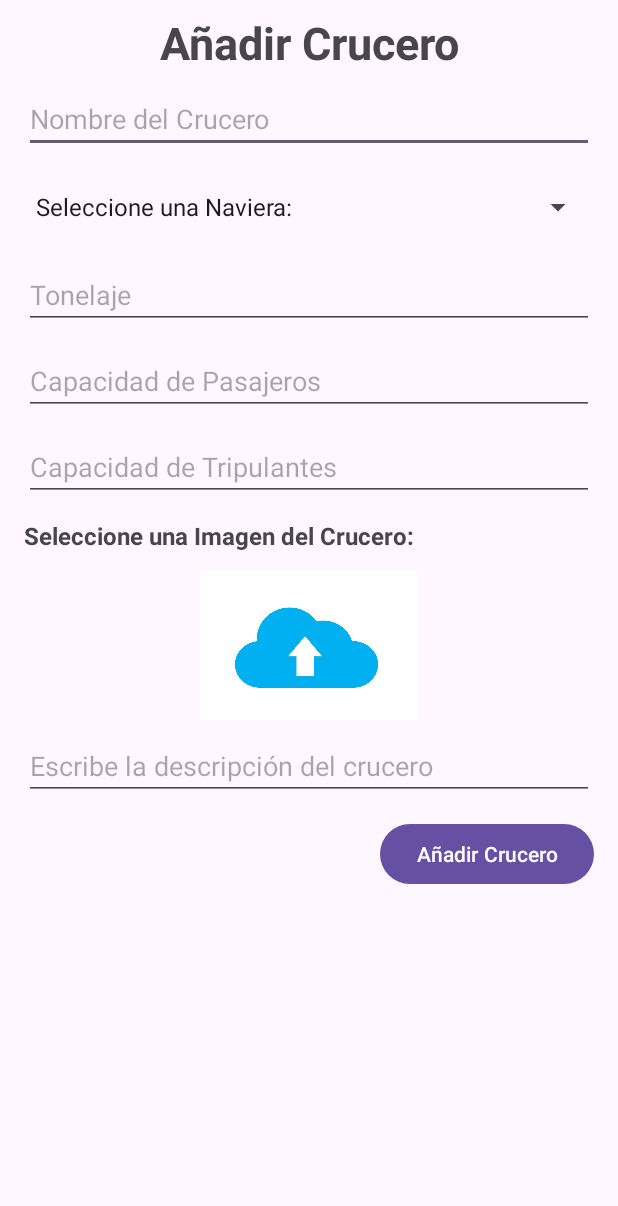
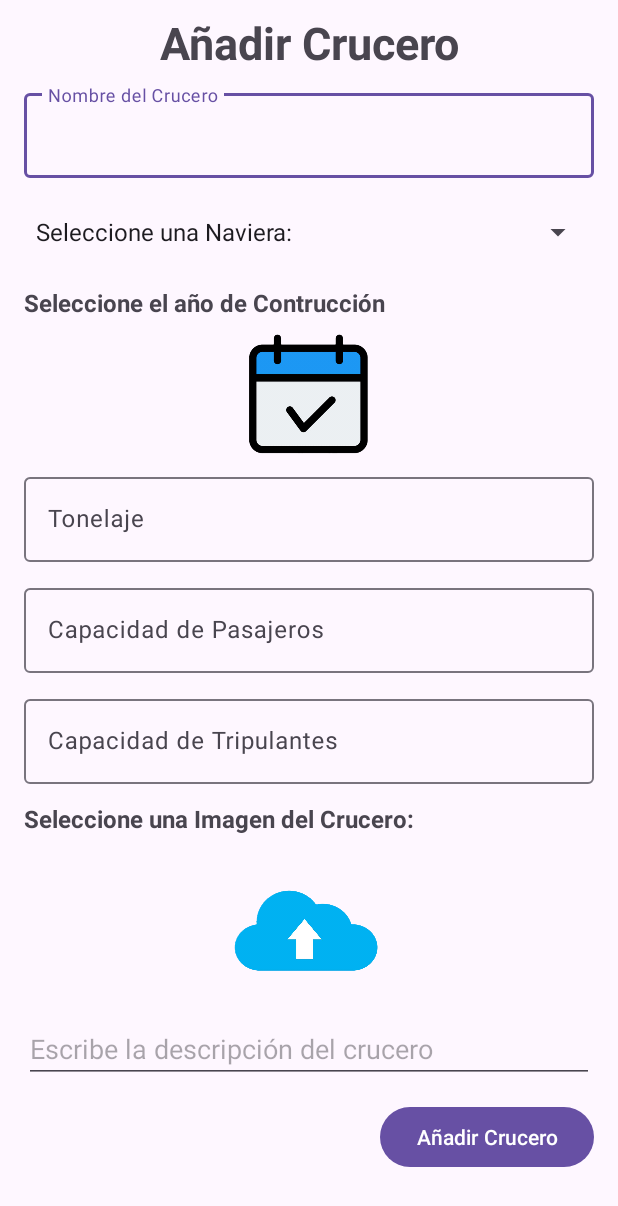
Before and after one commit to PabloMSS/Buscador_CRUD_Firebase_MVVM, an Android app: the AddCrucero screen opened directly, with no data from a screen before it, on a phone screen of 412 x 824 dp. Shown: the top 1206 px of the screen. Run offline under Robolectric (Android 15) with nearby library versions, the phone set to English and light mode, and no system bars; our stand-ins replace Firebase (no records; nobody signed in at launch, a user with empty details on screens opened directly).

Commit message:
Create Cruise Finish

```diff
--- a/app/src/main/java/com/example/buscador_cruceros/AddCrucero.kt
+++ b/app/src/main/java/com/example/buscador_cruceros/AddCrucero.kt
@@ -1,9 +1,13 @@
 package com.example.buscador_cruceros
 
+import android.annotation.SuppressLint
 import android.app.Activity
+import android.app.Dialog
 import android.content.Context
 import android.content.Intent
 import android.content.SharedPreferences
+import android.graphics.Color
+import android.graphics.Typeface
 import android.net.Uri
 import androidx.appcompat.app.AppCompatActivity
 import android.os.Bundle
@@ -14,12 +18,14 @@ import android.widget.ArrayAdapter
 import android.widget.Button
 import android.widget.EditText
 import android.widget.ImageView
+import android.widget.NumberPicker
 import android.widget.Spinner
 import android.widget.TextView
 import android.widget.Toast
 import androidx.activity.result.PickVisualMediaRequest
 import androidx.activity.result.contract.ActivityResultContracts
 import androidx.activity.result.contract.ActivityResultContracts.PickVisualMedia.*
+import androidx.core.content.ContextCompat
 import com.example.buscador_cruceros.Models.Crucero
 import com.example.buscador_cruceros.Models.Naviera
 import com.google.firebase.firestore.ktx.firestore
@@ -33,19 +39,23 @@ class AddCrucero : AppCompatActivity() {
 
     lateinit var sharedPreferences: SharedPreferences
     lateinit var editorPreferences: SharedPreferences.Editor
-    /*var sharedPreferences: SharedPreferences = getSharedPreferences("ImgPreferences", Context.MODE_PRIVATE)
-    var editorPreferences: SharedPreferences.Editor = sharedPreferences.edit()*/
 
     var listNavieras = mutableListOf<String>()
+    var yearConstruction: String = ""
 
     lateinit var etNameCruise: TextView
     lateinit var spNavieras: Spinner
+    lateinit var tvYearConstruction: TextView
     lateinit var etTonelaje: TextView
     lateinit var etPasajeros: TextView
     lateinit var etTripulantes: TextView
     lateinit var imgUpload: ImageView
     lateinit var etDescripcion: EditText
     lateinit var btnAdd: Button
+
+    lateinit var yearPicker: NumberPicker
+    lateinit var btnYearConfirm: Button
+    lateinit var imgCalendar: ImageView
 
     override fun onCreate(savedInstanceState: Bundle?) {
         super.onCreate(savedInstanceState)
@@ -57,12 +67,14 @@ class AddCrucero : AppCompatActivity() {
     fun initComponent(){
         etNameCruise = findViewById(R.id.etNameCruise)
         spNavieras = findViewById(R.id.spNavieras)
+        tvYearConstruction = findViewById(R.id.tvYearConstruction)
         etTonelaje = findViewById(R.id.etTonelaje)
         etPasajeros = findViewById(R.id.etPasajeros)
         etTripulantes = findViewById(R.id.etTripulantes)
         etDescripcion = findViewById(R.id.etDescripcion)
         imgUpload = findViewById(R.id.imgUpload)
         btnAdd = findViewById(R.id.btnAdd)
+        imgCalendar = findViewById(R.id.imgCalendar)
 
         var adapterSpinner = ArrayAdapter<String>(this, com.bumptech.glide.R.layout.support_simple_spinner_dropdown_item, listNavieras)
         spNavieras.adapter = adapterSpinner
@@ -74,6 +86,7 @@ class AddCrucero : AppCompatActivity() {
         getAllNavieras()
         uploadImgStorage()
         getCompany()
+        fragmentYear()
     }
 
     fun createSharedPreferences(){
@@ -133,9 +146,15 @@ class AddCrucero : AppCompatActivity() {
             }
 
             override fun onNothingSelected(parentView: AdapterView<*>?) {
-                // Maneja el caso en el que no se ha seleccionado nada
+                Toast.makeText(spNavieras.context, getString(R.string.mensaje_Naviera), Toast.LENGTH_LONG).show()
             }
         }
+    }
+
+    fun createInfoDescripcion(descripcion: String): String {
+        var listDescripcion = descripcion.split(".")
+        var infoDescripcion = listDescripcion[0]+"."
+        return infoDescripcion
     }
 
     fun addCruise(idNaviera: String){
@@ -143,7 +162,15 @@ class AddCrucero : AppCompatActivity() {
             var nameNaviera = idNaviera
             var getUriReferences = Uri.parse(sharedPreferences.getString("imgURI", null))
             var idDocument = db.collection("crucero").document().id
-            var crucero = Crucero(idDocument, etNameCruise.text.toString(), etDescripcion.text.toString(), etDescripcion.text.toString(), nameNaviera, etPasajeros.text.toString().toInt(), "2020", idDocument, etTripulantes.text.toString().toInt(), etTonelaje.text.toString().toInt())
+            var nameCrucero = etNameCruise.text.toString()
+            var descripcion = etDescripcion.text.toString()
+            var infoDescripcion = createInfoDescripcion(etDescripcion.text.toString())
+            var pasajeros = etPasajeros.text.toString().toInt()
+            var tripulantes = etTripulantes.text.toString().toInt()
+            var tonelaje = etTonelaje.text.toString().toInt()
+
+            if(idDocument.isNotEmpty() && nameCrucero.isNotEmpty() && descripcion.isNotEmpty() && infoDescripcion.isNotEmpty() && nameNaviera.isNotEmpty() && pasajeros != null && idDocument.isNotEmpty() && tripulantes != null && tonelaje != null && yearConstruction != ""){
+                var crucero = Crucero(idDocument, nameCrucero, descripcion, infoDescripcion, nameNaviera, pasajeros, yearConstruction, idDocument, tripulantes, etTonelaje.text.toString().toInt())
                 var imgReference = storageRef.child("cruceros/${idDocument}.png")
 
                 db.collection("crucero")
@@ -163,6 +190,36 @@ class AddCrucero : AppCompatActivity() {
                     .addOnFailureListener {
 
                     }
+            }else{
+                Toast.makeText(this, "Debes de rellenar todos los campos", Toast.LENGTH_LONG).show()
+            }
+        }
+    }
+
+    @SuppressLint("NewApi")
+    fun fragmentYear(){
+        val dialog = Dialog(this)
+        dialog.setContentView(R.layout.dialog_year)
+
+        yearPicker = dialog.findViewById(R.id.yearPicker)
+        btnYearConfirm = dialog.findViewById(R.id.btnYearConfirm)
+        yearPicker.textColor = ContextCompat.getColor(this, R.color.white)
+        yearPicker.minValue = 1900
+        yearPicker.maxValue = 2030
+        yearPicker.value = 2023
+
+        yearPicker.setOnValueChangedListener { _, _, newVal ->
+            yearConstruction = newVal.toString()
+        }
+
+        imgCalendar.setOnClickListener {
+            dialog.show()
+        }
+
+        btnYearConfirm.setOnClickListener {
+            dialog.hide()
+            tvYearConstruction.text = getString(R.string.text_año)+": ${yearConstruction}"
+            tvYearConstruction.setTypeface(null, Typeface.NORMAL)
         }
     }
 
--- a/app/src/main/res/layout/activity_add_crucero.xml
+++ b/app/src/main/res/layout/activity_add_crucero.xml
@@ -17,13 +17,18 @@
         android:textSize="30sp"
         android:textStyle="bold" />
 
-    <EditText
-        android:id="@+id/etNameCruise"
+    <com.google.android.material.textfield.TextInputLayout
         android:layout_width="match_parent"
         android:layout_height="wrap_content"
         android:layout_marginHorizontal="16dp"
         android:layout_marginBottom="12dp"
-        android:hint="@string/nameCruise" />
+        android:hint="@string/nameCruise">
+
+        <com.google.android.material.textfield.TextInputEditText
+            android:id="@+id/etNameCruise"
+            android:layout_width="match_parent"
+            android:layout_height="wrap_content" />
+    </com.google.android.material.textfield.TextInputLayout>
 
     <Spinner
         android:id="@+id/spNavieras"
@@ -32,70 +37,103 @@
         android:layout_marginHorizontal="16dp"
         android:layout_marginBottom="12dp" />
 
-    <EditText
-        android:id="@+id/etTonelaje"
+    <TextView
+        android:id="@+id/tvYearConstruction"
+        android:layout_width="wrap_content"
+        android:layout_height="wrap_content"
+        android:layout_marginHorizontal="16dp"
+        android:text="Seleccione el año de Contrucción"
+        android:textSize="16sp"
+        android:textStyle="bold" />
+
+    <ImageView
+        android:id="@+id/imgCalendar"
+        android:layout_width="150dp"
+        android:layout_height="100dp"
+        android:layout_gravity="center"
+        android:src="@drawable/calendar" />
+
+    <com.google.android.material.textfield.TextInputLayout
         android:layout_width="match_parent"
         android:layout_height="wrap_content"
         android:layout_marginHorizontal="16dp"
+        android:layout_marginBottom="12dp"
         android:hint="@string/tonelaje"
-        android:inputType="number"
-        android:layout_marginBottom="12dp" />
+        android:inputType="number">
 
-    <EditText
-        android:id="@+id/etPasajeros"
+        <com.google.android.material.textfield.TextInputEditText
+            android:id="@+id/etTonelaje"
+            android:layout_width="match_parent"
+            android:layout_height="wrap_content"
+            android:inputType="number" />
+    </com.google.android.material.textfield.TextInputLayout>
+
+    <com.google.android.material.textfield.TextInputLayout
         android:layout_width="match_parent"
         android:layout_height="wrap_content"
         android:layout_marginHorizontal="16dp"
-        android:hint="@string/capacity_pasajeros"
-        android:inputType="number"
-        android:layout_marginBottom="12dp"/>
+        android:layout_marginBottom="12dp"
+        android:hint="@string/capacity_pasajeros">
 
-    <EditText
-        android:id="@+id/etTripulantes"
+        <com.google.android.material.textfield.TextInputEditText
+            android:id="@+id/etPasajeros"
+            android:layout_width="match_parent"
+            android:layout_height="wrap_content"
+            android:inputType="number" />
+    </com.google.android.material.textfield.TextInputLayout>
+
+    <com.google.android.material.textfield.TextInputLayout
         android:layout_width="match_parent"
         android:layout_height="wrap_content"
         android:layout_marginHorizontal="16dp"
-        android:hint="@string/capacity_tripulantes"
-        android:inputType="number"
-        android:layout_marginBottom="12dp"/>
+        android:layout_marginBottom="12dp"
+        android:hint="@string/capacity_tripulantes">
+
+        <com.google.android.material.textfield.TextInputEditText
+            android:id="@+id/etTripulantes"
+            android:layout_width="match_parent"
+            android:layout_height="wrap_content"
+            android:inputType="number" />
+    </com.google.android.material.textfield.TextInputLayout>
 
     <TextView
         android:layout_width="wrap_content"
         android:layout_height="wrap_content"
-        android:text="Seleccione una Imagen del Crucero:"
         android:layout_marginHorizontal="16dp"
         android:layout_marginBottom="12dp"
+        android:text="Seleccione una Imagen del Crucero:"
         android:textSize="16sp"
-        android:textStyle="bold"/>
+        android:textStyle="bold" />
 
     <ImageView
         android:id="@+id/imgUpload"
-        android:layout_width="200dp"
+        android:layout_width="150dp"
         android:layout_height="100dp"
         android:layout_gravity="center"
         android:layout_marginBottom="8dp"
-        android:src="@drawable/upload_img"/>
+        android:src="@drawable/upload_img" />
 
     <EditText
         android:id="@+id/etDescripcion"
         android:layout_width="match_parent"
         android:layout_height="wrap_content"
         android:layout_marginHorizontal="16dp"
-        android:inputType="textMultiLine"
+        android:layout_marginBottom="12dp"
         android:hint="@string/description"
-        android:layout_marginBottom="12dp"/>
+        android:inputType="textMultiLine" />
 
     <androidx.constraintlayout.widget.ConstraintLayout
         android:layout_width="match_parent"
         android:layout_height="wrap_content"
         android:layout_marginHorizontal="16dp">
+
         <Button
             android:id="@+id/btnAdd"
             android:layout_width="wrap_content"
             android:layout_height="wrap_content"
             android:text="@string/addCruise"
+            app:layout_constraintEnd_toEndOf="parent"
             app:layout_constraintTop_toBottomOf="@+id/etDescripcion"
-            app:layout_constraintEnd_toEndOf="parent"
             tools:ignore="NotSibling" />
     </androidx.constraintlayout.widget.ConstraintLayout>
 
--- a/app/src/main/res/values/strings.xml
+++ b/app/src/main/res/values/strings.xml
@@ -11,4 +11,8 @@
     <string name="nameCruise">Nombre del Crucero</string>
     <string name="infoSelect">Seleccione una Naviera:</string>
     <string name="description">Escribe la descripción del crucero</string>
+    <string name="mensaje_Naviera">Debes de Seleccionar una Naviera</string>
+    <string name="dialog_title_year">Año de Construcción</string>
+    <string name="confirmar_año">Confirmar Año</string>
+    <string name="text_año">Año de Contrucción</string>
 </resources>
```
Also changed, not shown: app/src/main/java/com/example/buscador_cruceros/BuscadorCrucero.kt (+38 -0 lines), app/src/main/res/layout/activity_buscador_crucero.xml (+11 -10 lines), app/src/main/res/layout/dialog_year.xml (added, +43 -0 lines), app/src/main/res/layout/item_list_cruceros.xml (+14 -14 lines), app/src/main/res/drawable/calendar.png (added), app/src/main/res/drawable/upload_img.png. Lines whose indentation alone changed are shown as unchanged.
